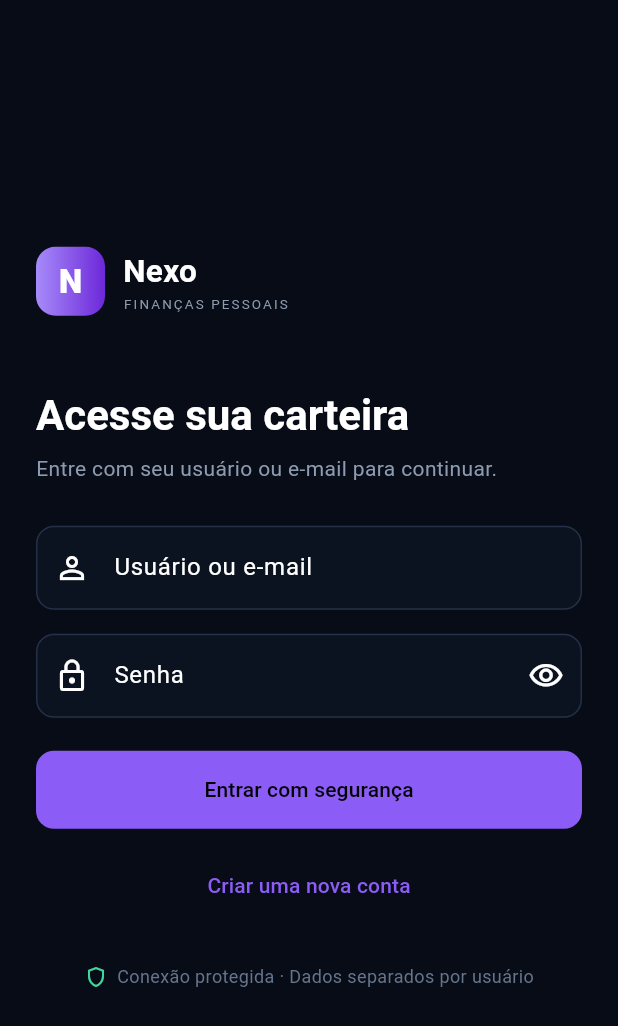
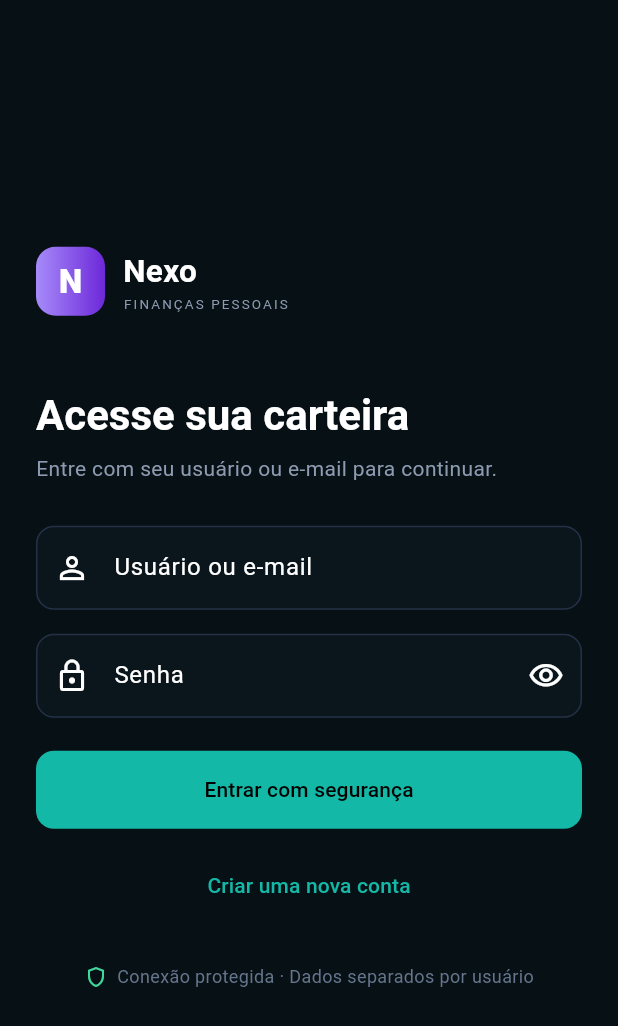
Before and after one commit to SonBiell/nexo-financas, a Flutter app: the screen it shows after launch, on a phone screen of 412 x 824 dp. Shown: the top 1026 px of the screen. Run offline on Flutter 3.47's test engine with Material 3 defaults, Android fonts, the phone set to English and light mode, and no system bars; our stand-ins replace flutter_secure_storage.

Commit message:
Atualiza native/lib/main.dart para versão unificada

```diff
--- a/native/lib/main.dart
+++ b/native/lib/main.dart
@@ -8,22 +8,35 @@ class NexoApp extends StatelessWidget {
 
   @override
   Widget build(BuildContext context) {
-    const violet = Color(0xFF8B5CF6);
+    const accent = Color(0xFF14B8A6);
     return MaterialApp(
-      title: 'Nexo Finanças',
+      title: 'Nexo FinanÃ§as',
       debugShowCheckedModeBanner: false,
       theme: ThemeData(
         brightness: Brightness.dark,
-        scaffoldBackgroundColor: const Color(0xFF080C16),
-        colorScheme: const ColorScheme.dark(primary: violet, secondary: Color(0xFF41D69B), surface: Color(0xFF111827)),
+        scaffoldBackgroundColor: const Color(0xFF071015),
+        colorScheme: const ColorScheme.dark(
+            primary: accent,
+            secondary: Color(0xFF38BDF8),
+            surface: Color(0xFF111C24)),
         inputDecorationTheme: InputDecorationTheme(
           filled: true,
-          fillColor: const Color(0xFF0B1220),
-          border: OutlineInputBorder(borderRadius: BorderRadius.circular(12), borderSide: const BorderSide(color: Color(0xFF243047))),
-          enabledBorder: OutlineInputBorder(borderRadius: BorderRadius.circular(12), borderSide: const BorderSide(color: Color(0xFF243047))),
-          focusedBorder: OutlineInputBorder(borderRadius: BorderRadius.circular(12), borderSide: const BorderSide(color: violet, width: 1.5)),
+          fillColor: const Color(0xFF0A151C),
+          border: OutlineInputBorder(
+              borderRadius: BorderRadius.circular(12),
+              borderSide: const BorderSide(color: Color(0xFF243047))),
+          enabledBorder: OutlineInputBorder(
+              borderRadius: BorderRadius.circular(12),
+              borderSide: const BorderSide(color: Color(0xFF243047))),
+          focusedBorder: OutlineInputBorder(
+              borderRadius: BorderRadius.circular(12),
+              borderSide: const BorderSide(color: accent, width: 1.5)),
         ),
-        filledButtonTheme: FilledButtonThemeData(style: FilledButton.styleFrom(minimumSize: const Size.fromHeight(52), shape: RoundedRectangleBorder(borderRadius: BorderRadius.circular(12)))),
+        filledButtonTheme: FilledButtonThemeData(
+            style: FilledButton.styleFrom(
+                minimumSize: const Size.fromHeight(52),
+                shape: RoundedRectangleBorder(
+                    borderRadius: BorderRadius.circular(12)))),
       ),
       home: const LoginScreen(),
     );
```
